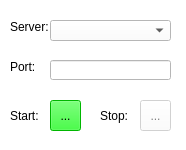
First picture: the form in MediaStreamerDX/MediaStreamerDX/ServerWidget.ui, repository dogmelons/MediaStreamerDX, before the edit.
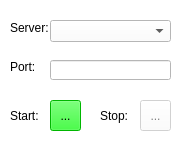
Second picture: the form after the edit. Icons and pictures are not drawn.

What changed in the file:
```diff
--- a/MediaStreamerDX/MediaStreamerDX/ServerWidget.ui
+++ b/MediaStreamerDX/MediaStreamerDX/ServerWidget.ui
@@ -910,7 +910,7 @@
      <x>10</x>
      <y>20</y>
      <width>46</width>
-     <height>13</height>
+     <height>16</height>
     </rect>
    </property>
    <property name="text">
@@ -923,7 +923,7 @@
      <x>50</x>
      <y>20</y>
      <width>121</width>
-     <height>21</height>
+     <height>22</height>
     </rect>
    </property>
    <property name="palette">
```
